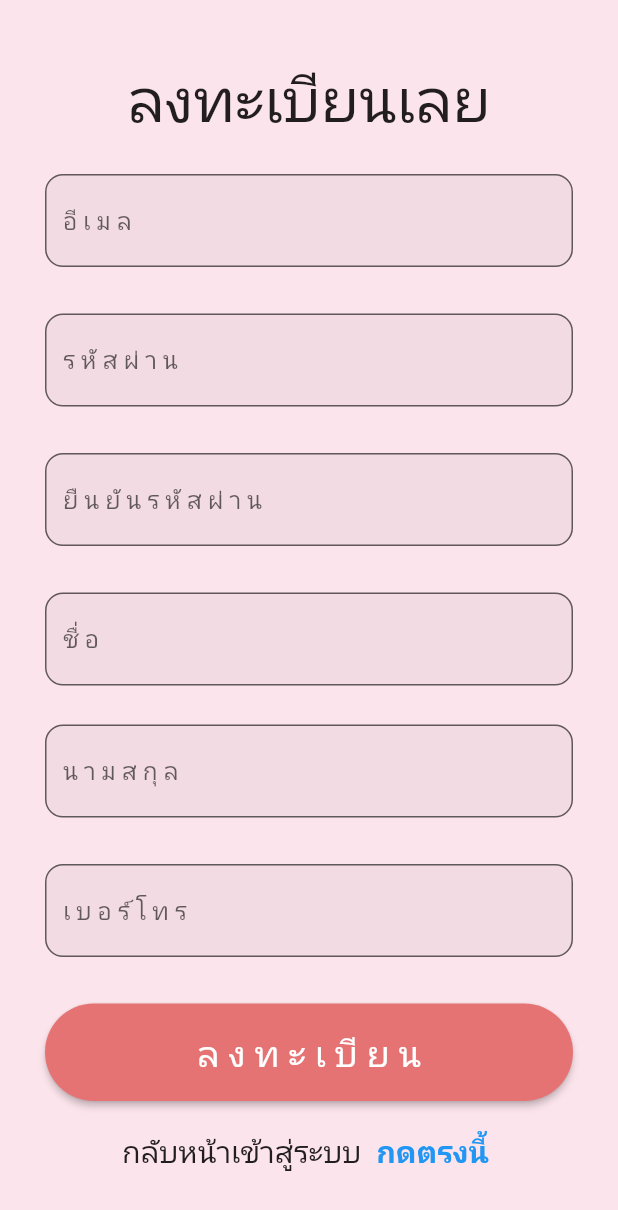
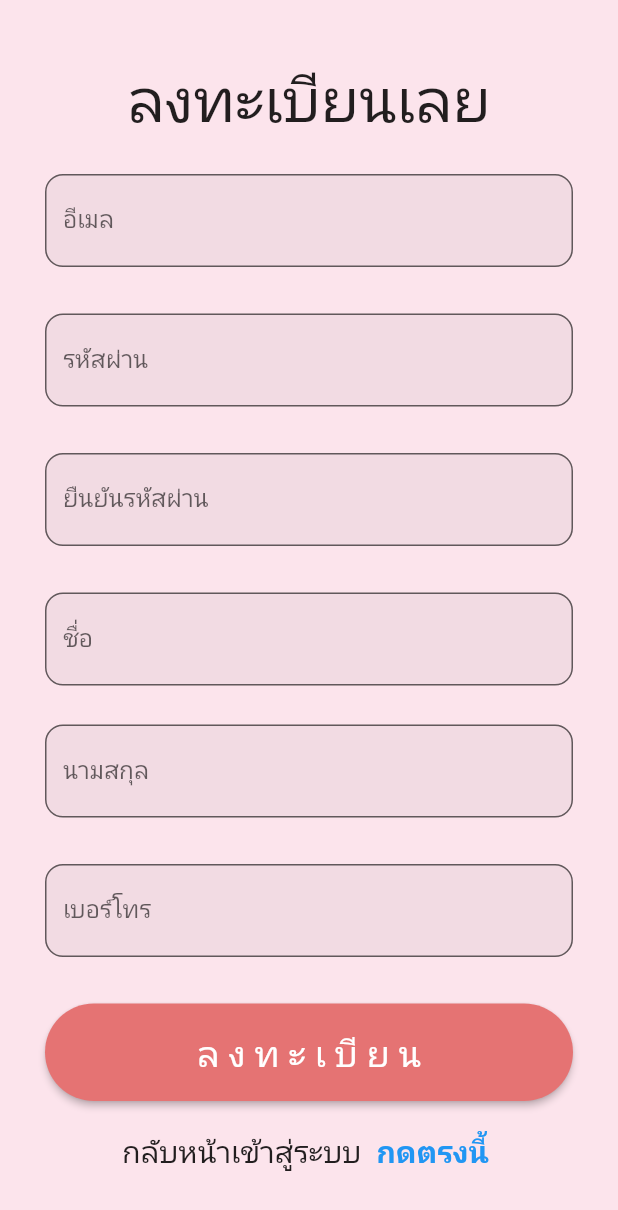
Before and after one commit to kidrunner1/projectcovid, a Flutter app: the RegisterScreen screen opened directly, on a phone screen of 412 x 824 dp. Shown: the top 1210 px of the screen. Run offline on Flutter 3.47's test engine with Material 2 defaults, Android fonts, the light colour scheme and no system bars; our stand-ins replace awesome_dialog, carousel_slider, cloud_firestore, curved_navigation_bar, firebase_auth, firebase_core and 2 more; missing offline and left inert: android_intent; accounts and stored records are empty.

Commit message:
add label text

```diff
--- a/lib/screen/register.dart
+++ b/lib/screen/register.dart
@@ -137,6 +137,7 @@ class _RegisterScreenState extends State<RegisterScreen> {
                             ]),
                             keyboardType: TextInputType.emailAddress,
                             decoration: InputDecoration(
+                                labelText: 'อีเมล',
                                 hintText: 'อี เ ม ล',
                                 filled: true,
                                 border: OutlineInputBorder(
@@ -154,6 +155,7 @@ class _RegisterScreenState extends State<RegisterScreen> {
                                 errorText: "กรุณากรอก-รหัสผ่าน"),
                             obscureText: true,
                             decoration: InputDecoration(
+                                labelText: 'รหัสผ่าน',
                                 hintText: 'ร หั ส ผ่ า น',
                                 filled: true,
                                 border: OutlineInputBorder(
@@ -170,6 +172,7 @@ class _RegisterScreenState extends State<RegisterScreen> {
                                 errorText: "กรุณากรอก-รหัสผ่าน"),
                             obscureText: true,
                             decoration: InputDecoration(
+                                labelText: 'ยืนยันรหัสผ่าน',
                                 hintText: 'ยื น ยั น ร หั ส ผ่ า น',
                                 filled: true,
                                 border: OutlineInputBorder(
@@ -187,6 +190,7 @@ class _RegisterScreenState extends State<RegisterScreen> {
                             validator:
                                 RequiredValidator(errorText: "กรุณากรอก-ชื่อ"),
                             decoration: InputDecoration(
+                                labelText: 'ชื่อ',
                                 hintText: 'ชื่ อ',
                                 filled: true,
                                 border: OutlineInputBorder(
@@ -203,6 +207,7 @@ class _RegisterScreenState extends State<RegisterScreen> {
                             validator: RequiredValidator(
                                 errorText: "กรุณากรอก-นามสกุล"),
                             decoration: InputDecoration(
+                                labelText: 'นามสกุล',
                                 hintText: 'น า ม ส กุ ล',
                                 filled: true,
                                 border: OutlineInputBorder(
@@ -222,6 +227,7 @@ class _RegisterScreenState extends State<RegisterScreen> {
                             validator: RequiredValidator(
                                 errorText: "กรุณากรอก-เบอร์โทร"),
                             decoration: InputDecoration(
+                                labelText: 'เบอร์โทร',
                                 hintText: 'เ บ อ ร์ โ ท ร',
                                 filled: true,
                                 border: OutlineInputBorder(
```
